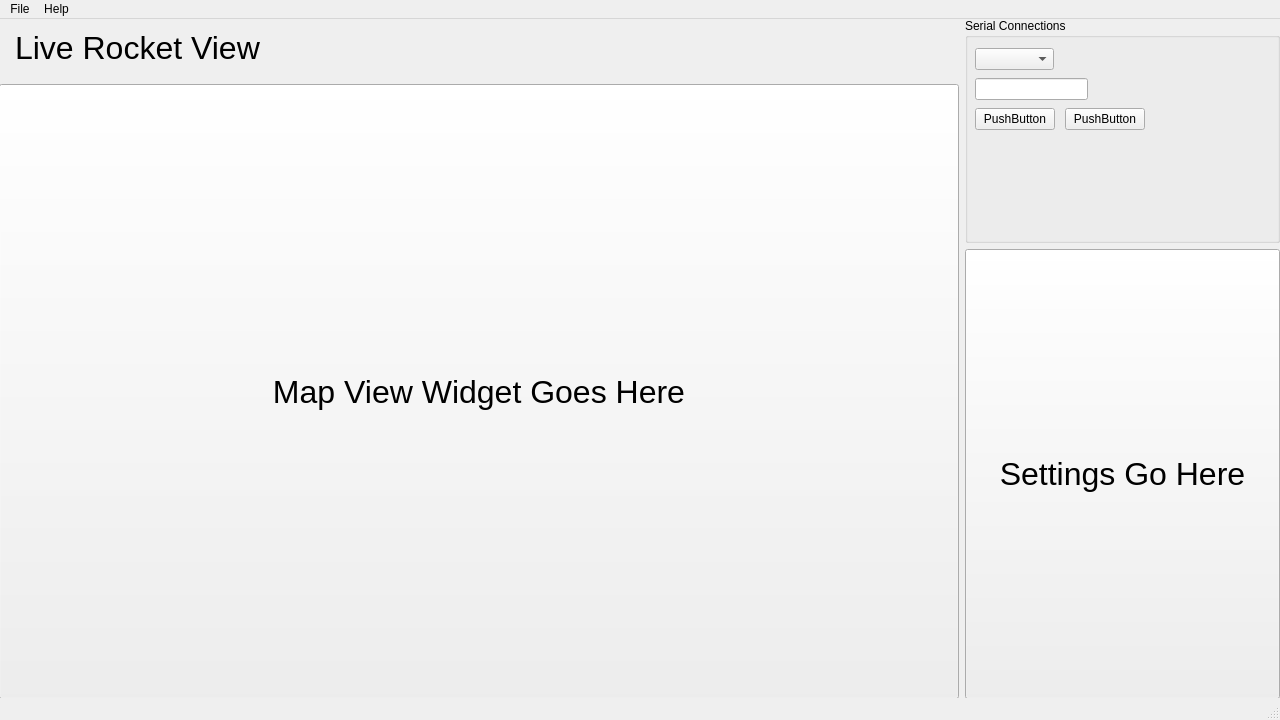
This is ui/mainwindow.ui in UASTARR/starrtracker-archive as Qt 5 draws it before an edit. The edited form follows.
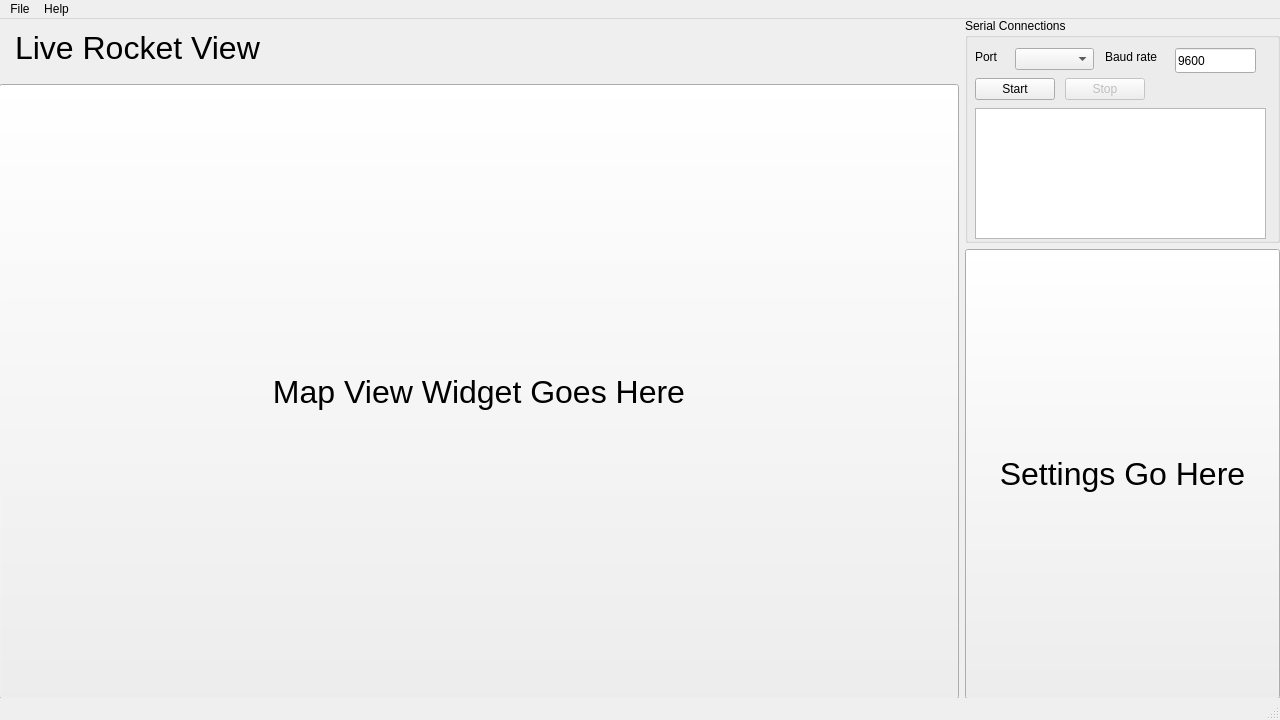
This is the edited form.

The edit to the form file:
```diff
--- a/ui/mainwindow.ui
+++ b/ui/mainwindow.ui
@@ -80,47 +80,89 @@
            <widget class="QComboBox" name="comboBox">
             <property name="geometry">
              <rect>
-              <x>10</x>
+              <x>50</x>
               <y>30</y>
               <width>79</width>
               <height>22</height>
              </rect>
             </property>
            </widget>
-           <widget class="QLineEdit" name="lineEdit">
-            <property name="geometry">
-             <rect>
-              <x>10</x>
-              <y>60</y>
-              <width>113</width>
-              <height>22</height>
-             </rect>
-            </property>
-           </widget>
            <widget class="QPushButton" name="serialConnectionButton">
             <property name="geometry">
              <rect>
               <x>10</x>
-              <y>90</y>
+              <y>60</y>
               <width>80</width>
               <height>22</height>
              </rect>
             </property>
             <property name="text">
-             <string>PushButton</string>
+             <string>Start</string>
             </property>
            </widget>
            <widget class="QPushButton" name="serialTerminationButton">
+            <property name="enabled">
+             <bool>false</bool>
+            </property>
             <property name="geometry">
              <rect>
               <x>100</x>
-              <y>90</y>
+              <y>60</y>
               <width>80</width>
               <height>22</height>
              </rect>
             </property>
             <property name="text">
-             <string>PushButton</string>
+             <string>Stop</string>
+            </property>
+           </widget>
+           <widget class="QLabel" name="label">
+            <property name="geometry">
+             <rect>
+              <x>10</x>
+              <y>30</y>
+              <width>31</width>
+              <height>17</height>
+             </rect>
+            </property>
+            <property name="text">
+             <string>Port</string>
+            </property>
+           </widget>
+           <widget class="QTextBrowser" name="textBrowser">
+            <property name="geometry">
+             <rect>
+              <x>10</x>
+              <y>90</y>
+              <width>291</width>
+              <height>131</height>
+             </rect>
+            </property>
+           </widget>
+           <widget class="QLineEdit" name="baudSelect">
+            <property name="geometry">
+             <rect>
+              <x>210</x>
+              <y>30</y>
+              <width>81</width>
+              <height>25</height>
+             </rect>
+            </property>
+            <property name="text">
+             <string>9600</string>
+            </property>
+           </widget>
+           <widget class="QLabel" name="label_2">
+            <property name="geometry">
+             <rect>
+              <x>140</x>
+              <y>30</y>
+              <width>71</width>
+              <height>17</height>
+             </rect>
+            </property>
+            <property name="text">
+             <string>Baud rate</string>
             </property>
            </widget>
           </widget>
```
Left out of the diff: 2 changed lines with no effect on the pictures.
